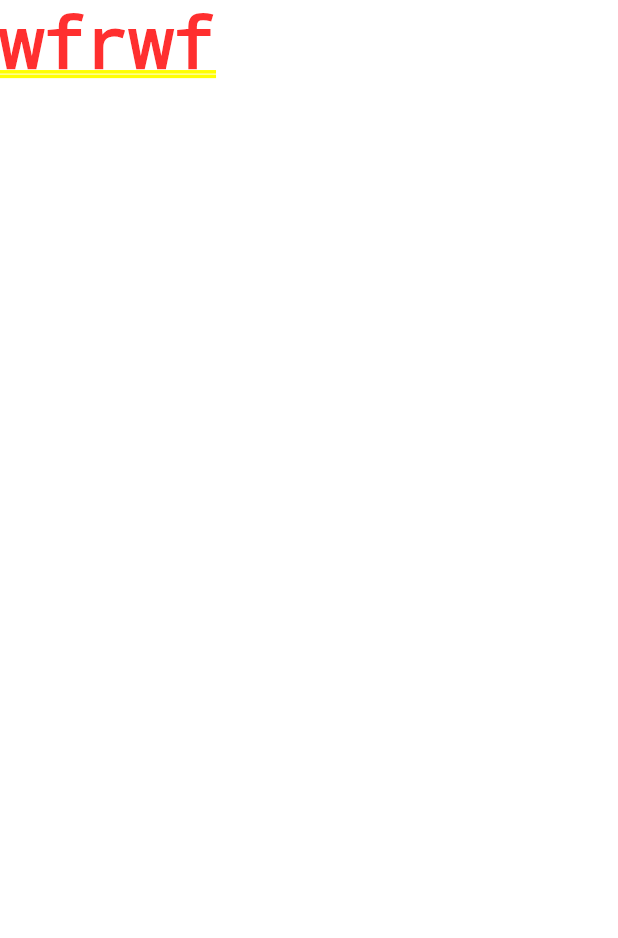
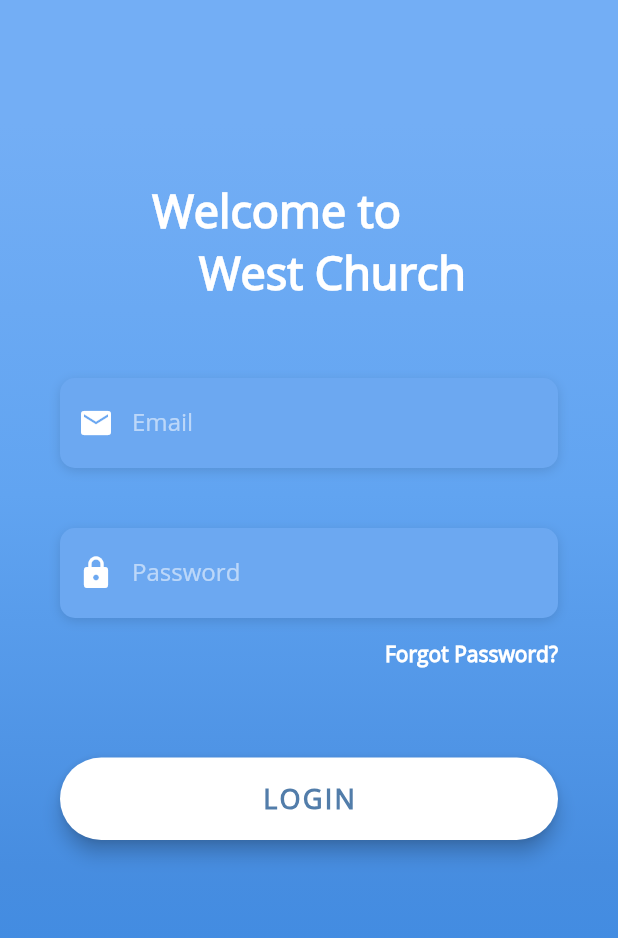
Before and after one commit to Jaideep-C/CrecheManagementApp, a Flutter app: the screen it shows after launch, on a phone screen of 412 x 824 dp. Shown: the top 938 px of the screen. Run offline on Flutter 3.47's test engine with Material 2 defaults, Android fonts, the phone set to English and light mode, and no system bars; our stand-ins replace firebase_auth, flutter_spinkit; accounts and stored records are empty.

Commit message:
FireBase Sign In

```diff
--- a/lib/main.dart
+++ b/lib/main.dart
@@ -1,4 +1,9 @@
+import 'package:five/service/auth.dart';
+import 'package:five/screens/wrapper.dart';
 import 'package:flutter/material.dart';
+import 'package:provider/provider.dart';
+
+import 'modules/user.dart';
 void main() {
   runApp(MyApp());
 }
@@ -7,8 +12,12 @@ class MyApp extends StatelessWidget {
   // This widget is the root of your application.
   @override
   Widget build(BuildContext context) {
-    return MaterialApp(
-      home:Text("wfrwf"),
+    return StreamProvider<User>.value(
+      value: AuthService().user,
+      child: MaterialApp(
+        debugShowCheckedModeBanner: false,
+        home: Decide(),
+      ),
     );
   }
 }
--- /dev/null
+++ b/lib/modules/user.dart
@@ -0,0 +1,7 @@
+class User {
+
+  final String uid;
+
+  User({ this.uid });
+
+}
--- a/lib/screens/auth/authenticate.dart
+++ b/lib/screens/auth/authenticate.dart
@@ -0,0 +1,16 @@
+import 'package:five/screens/login/login.dart';
+import 'package:flutter/material.dart';
+
+class Authenticate extends StatefulWidget {
+  @override
+  _AuthenticateState createState() => _AuthenticateState();
+}
+
+class _AuthenticateState extends State<Authenticate> {
+  @override
+  Widget build(BuildContext context) {
+    return Container(
+      child: LoginScreen(),
+    );
+  }
+}
--- a/lib/screens/home/home.dart
+++ b/lib/screens/home/home.dart
@@ -0,0 +1,35 @@
+import 'package:five/service/auth.dart';
+import 'package:flutter/material.dart';
+
+class Home extends StatelessWidget {
+
+  final AuthService _auth = AuthService();
+
+  @override
+  Widget build(BuildContext context) {
+    return Container(
+      child: Scaffold(
+        backgroundColor: Colors.blue[50],
+        appBar: AppBar(
+          title: Text('West Church',
+          style: TextStyle(
+              color: Colors.white,
+              fontFamily: 'OpenSans',
+            ),
+          ),
+          backgroundColor: Colors.blue[300],
+          elevation: 0.0,
+          actions: <Widget>[
+            FlatButton.icon(
+              icon: Icon(Icons.person),
+              label: Text('logout'),
+              onPressed: () async {
+                await _auth.signOut();
+              },
+            ),
+          ],
+        ),
+      ),
+    );
+  }
+}
--- /dev/null
+++ b/lib/screens/login/login.dart
@@ -0,0 +1,256 @@
+import 'package:five/service/auth.dart';
+import 'package:five/utilities/constants.dart';
+import 'package:five/utilities/loading.dart';
+import 'package:five/utilities/validators.dart';
+import 'package:flutter/material.dart';
+import 'package:flutter/services.dart';
+
+class LoginScreen extends StatefulWidget {
+    final Function toggleView;
+    LoginScreen({ this.toggleView });
+  @override
+  _LoginScreenState createState() => _LoginScreenState();
+}
+
+class _LoginScreenState extends State<LoginScreen> {
+
+  final _formKey=GlobalKey<FormState>();
+
+  final AuthService _auth=AuthService();
+  bool loading=false;
+  String _email='';
+  String _error='';
+  String _password='';
+
+  Widget _buildEmailTF() {
+    return Column(
+      crossAxisAlignment: CrossAxisAlignment.start,
+      children: <Widget>[
+        // Text(
+        //   'Email',
+        //   style: kLabelStyle,
+        // ),
+        SizedBox(height: 20.0),
+        Container(
+          alignment: Alignment.center,
+          decoration: kBoxDecorationStyle,
+          height: 60.0,
+          child: TextFormField(
+            autocorrect: false,
+            obscureText: false,
+            // validator: Validate.email,
+            onChanged: (val){
+              setState(() => _email=val);
+            },
+            keyboardType: TextInputType.emailAddress,
+            style: TextStyle(
+              color: Colors.white,
+              fontFamily: 'OpenSans',
+            ),
+            decoration: InputDecoration(
+              border: InputBorder.none,
+              contentPadding: EdgeInsets.only(bottom: 10.0),
+              prefixIcon: Icon(
+                Icons.email,
+                color: Colors.white,
+              ),
+              hintText: 'Enter your Email',
+              labelText:"Email" ,
+              labelStyle: kHintTextStyle,
+              hintStyle: kHintTextStyle,
+            ),
+          ),
+        ),
+      ],
+    );
+  }
+
+  Widget _buildPasswordTF() {
+    return Column(
+      crossAxisAlignment: CrossAxisAlignment.start,
+      children: <Widget>[
+        // Text(
+        //   'Password',
+        //   style: kLabelStyle,
+        // ),
+        SizedBox(height: 10.0),
+        Container(
+          alignment: Alignment.centerLeft,
+          decoration: kBoxDecorationStyle,
+          height: 60.0,
+          child: TextFormField(
+            // validator: Validate.password,
+            onChanged:(val){
+              setState(() => _password=val);
+            },
+            obscureText: true,
+            style: TextStyle(
+              color: Colors.white,
+              fontFamily: 'OpenSans',
+            ),
+            decoration: InputDecoration(
+              border: InputBorder.none,
+              contentPadding: EdgeInsets.only(bottom: 10.0),
+              prefixIcon: Icon(
+                Icons.lock,
+                color: Colors.white,
+              ),
+              hintText: 'Enter your Password',
+              labelText:"Password" ,
+              labelStyle: kHintTextStyle,
+              hintStyle: kHintTextStyle,
+            ),
+          ),
+        ),
+      ],
+    );
+  }
+
+  Widget _buildForgotPasswordBtn() {
+    return Container(
+      alignment: Alignment.centerRight,
+      child: FlatButton(
+        onPressed: () => print('Forgot Password Button Pressed'),
+        padding: EdgeInsets.only(right: 0.0),
+        child: Text(
+          'Forgot Password?',
+          style: kLabelStyle,
+        ),
+      ),
+    );
+  }
+
+  Widget _buildLoginBtn() {
+    return Container(
+      padding: EdgeInsets.symmetric(vertical: 25.0),
+      width: double.infinity,
+      child: RaisedButton(
+        elevation: 5.0,
+        onPressed: () async{
+          if(Validate.email(_email)&&Validate.password(_password)){
+              try{
+                setState(() => loading = true);
+                dynamic result =await _auth.signIn(_email, _password);
+                // Navigator.of(context
+                if(result==null)  loading=false;
+              }catch(e){
+                // setState(){ _error=e.message};
+                setState(() {
+                  String s=e.code;
+                  _error=s;
+                  loading=false;
+                  // switch( s){
+                  //   case "ERROR_USER_NOT_FOUND":{
+                  //     _error="User is not found";
+                  //     break;}
+                  //     case "ERROR_WRONG_PASSWORD":{
+                  //     _error="User is not found";
+                  //     break;
+                  //   }
+                  // }
+                });
+              }
+
+          }else{
+            setState(() {
+              _error='Invalid details';
+            });
+          }
+
+        },
+        padding: EdgeInsets.all(15.0),
+        shape: RoundedRectangleBorder(
+          borderRadius: BorderRadius.circular(30.0),
+        ),
+        color: Colors.white,
+        child: Text(
+          'LOGIN',
+          style: TextStyle(
+            color: Color(0xFF527DAA),
+            letterSpacing: 1.5,
+            fontSize: 18.0,
+            fontWeight: FontWeight.bold,
+            fontFamily: 'OpenSans',
+          ),
+        ),
+      ),
+    );
+  }
+
+  @override
+  Widget build(BuildContext context) {
+    return (loading)?(Loading()):Scaffold(
+      body: AnnotatedRegion<SystemUiOverlayStyle>(
+        value: SystemUiOverlayStyle.light,
+        child: GestureDetector(
+          onTap: () => FocusScope.of(context).unfocus(),
+          child: Stack(
+            children: <Widget>[
+              Container(
+                height: double.infinity,
+                width: double.infinity,
+                decoration: BoxDecoration(
+                  gradient: LinearGradient(
+                    begin: Alignment.topCenter,
+                    end: Alignment.bottomCenter,
+                    colors: [
+                      Color(0xFF73AEF5),
+                      Color(0xFF61A4F1),
+                      Color(0xFF478DE0),
+                      Color(0xFF398AE5),
+                    ],
+                    stops: [0.1, 0.4, 0.7, 0.9],
+                  ),
+                ),
+              ),
+              Container(
+                height: double.infinity,
+                child: SingleChildScrollView(
+                  physics: AlwaysScrollableScrollPhysics(),
+                  padding: EdgeInsets.symmetric(
+                    horizontal: 40.0,
+                    vertical: 120.0,
+                  ),
+                  child: Column(
+                    mainAxisAlignment: MainAxisAlignment.center,
+                    children: <Widget>[
+                      Text(
+                        'Welcome to\t\t\t\n\t\t\t\tWest Church',
+                        style: TextStyle(
+                          color: Colors.white,
+                          fontFamily: 'OpenSans',
+                          fontSize: 30.0,
+                          fontWeight: FontWeight.bold,
+                        ),
+                      ),
+                      SizedBox(height: 30.0),
+                      Form(
+                        key: _formKey,
+                        child: Column(
+                          children: <Widget>[
+                            _buildEmailTF(),
+                            SizedBox(height: 30.0,),
+                            _buildPasswordTF(),
+                          ],
+                        ),
+                      ),
+                      _buildForgotPasswordBtn(),
+                      Text(
+                        _error,
+                        style:TextStyle(color: Colors.redAccent,fontWeight: FontWeight.bold,fontFamily: 'OpenSans',fontSize: 15),
+                      ),
+                      _buildLoginBtn(),
+                      // _buildSignInWithText(),
+                      // _buildSocialBtnRow(),
+                      // _buildSignupBtn(),
+                    ],
+                  ),
+                ),
+              )
+            ],
+          ),
+        ),
+      ),
+    );
+  }
+}
--- a/lib/screens/wrapper.dart
+++ b/lib/screens/wrapper.dart
@@ -0,0 +1,22 @@
+import 'package:five/modules/user.dart';
+import 'package:five/screens/home/home.dart';
+import 'package:flutter/material.dart';
+import 'package:provider/provider.dart';
+import 'auth/authenticate.dart';
+
+class Decide extends StatelessWidget {
+  @override
+  Widget build(BuildContext context) {
+
+    final user = Provider.of<User>(context);
+    print(user);
+
+    // return either the Home or Authenticate widget
+    if (user == null){
+      return Authenticate();
+    } else {
+      return Home();
+    }
+
+  }
+}
--- /dev/null
+++ b/lib/service/auth.dart
@@ -0,0 +1,46 @@
+import 'package:firebase_auth/firebase_auth.dart';
+import 'package:five/modules/user.dart';
+
+class AuthService {
+
+  final FirebaseAuth _auth = FirebaseAuth.instance;
+
+  // create user obj based on firebase user
+  User _userFromFirebaseUser(FirebaseUser user) {
+    return user != null ? User(uid: user.uid) : null;
+  }
+
+  // auth change user stream
+  Stream<User> get user {
+    return _auth.onAuthStateChanged.map(_userFromFirebaseUser);
+  }
+
+
+  // sign in with email and password
+  Future signIn(String email, String password) async {
+    AuthResult result = await _auth.signInWithEmailAndPassword(email: email, password: password);
+    FirebaseUser user = result.user;
+    return _userFromFirebaseUser(user);
+
+  }
+
+  // register with email and password
+  Future registerWithEmailAndPassword(String email, String password) async {
+
+    AuthResult result = await _auth.createUserWithEmailAndPassword(email: email, password: password);
+    FirebaseUser user = result.user;
+    return _userFromFirebaseUser(user);
+
+  }
+
+  // sign out
+  Future signOut() async {
+    try {
+      return await _auth.signOut();
+    } catch (error) {
+      print(error.toString());
+      return null;
+    }
+  }
+
+}
--- /dev/null
+++ b/lib/utilities/constants.dart
@@ -0,0 +1,25 @@
+
+import 'package:flutter/material.dart';
+
+final kHintTextStyle = TextStyle(
+  color: Colors.white54,
+  fontFamily: 'OpenSans',
+);
+
+final kLabelStyle = TextStyle(
+  color: Colors.white,
+  fontWeight: FontWeight.bold,
+  fontFamily: 'OpenSans',
+);
+
+final kBoxDecorationStyle = BoxDecoration(
+  color: Color(0xFF6CA8F1),
+  borderRadius: BorderRadius.circular(10.0),
+  boxShadow: [
+    BoxShadow(
+      color: Colors.black12,
+      blurRadius: 6.0,
+      offset: Offset(0, 2),
+    ),
+  ],
+);
--- /dev/null
+++ b/lib/utilities/loading.dart
@@ -0,0 +1,18 @@
+
+import 'package:flutter/material.dart';
+import 'package:flutter_spinkit/flutter_spinkit.dart';
+
+class Loading extends StatelessWidget {
+  @override
+  Widget build(BuildContext context) {
+    return Container(
+      color: Colors.blue[100],
+      child: Center(
+        child: SpinKitChasingDots(
+          color: Colors.blue,
+          size: 50.0,
+        ),
+      ),
+    );
+  }
+}
--- /dev/null
+++ b/lib/utilities/validators.dart
@@ -0,0 +1,14 @@
+class Validate{
+  static bool email(String email){
+    if((email.isEmpty)||(!email.contains('@'))){
+      return false;
+    }
+    return true;
+  }
+  static bool password(String pass){
+    if((pass.isEmpty)&&(pass.length<=4)){
+      return false;
+    }
+    return true;
+  }
+}
```
Also changed, not shown: pubspec.yaml (+9 -3 lines), assets/fonts/OpenSans.ttf (added), assets/logos/facebook.jpg (added), assets/logos/google.jpg (added), pubspec.lock.
